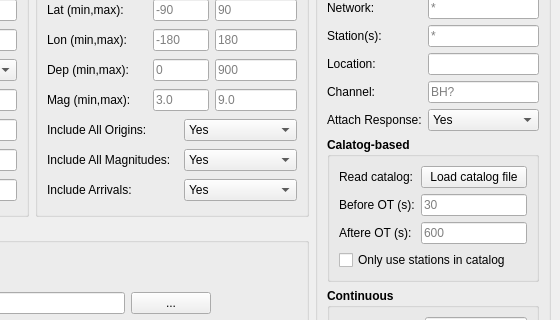
Qt form fdsnw.ui (saeedsltm/FDSNW-GUI) before a commit; both pictures show x 234 to 794 and y 198 to 518 of the 794 by 700 pixel window.
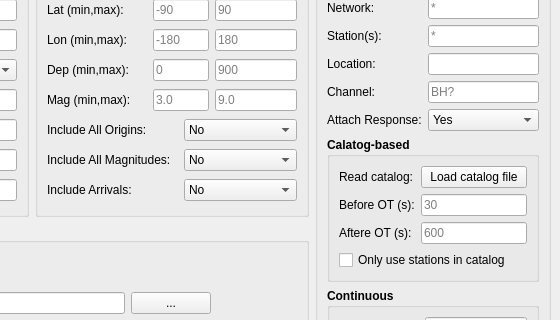
The same form after that commit. Icons and pictures are not drawn.

```diff
--- a/fdsnw.ui
+++ b/fdsnw.ui
@@ -768,9 +768,12 @@
            <bold>false</bold>
           </font>
          </property>
+         <property name="currentText">
+          <string>No</string>
+         </property>
          <item>
           <property name="text">
-           <string>Yes</string>
+           <string>No</string>
           </property>
          </item>
          <item>
@@ -801,9 +804,12 @@
            <bold>false</bold>
           </font>
          </property>
+         <property name="currentText">
+          <string>No</string>
+         </property>
          <item>
           <property name="text">
-           <string>Yes</string>
+           <string>No</string>
           </property>
          </item>
          <item>
@@ -834,9 +840,12 @@
            <bold>false</bold>
           </font>
          </property>
+         <property name="currentText">
+          <string>No</string>
+         </property>
          <item>
           <property name="text">
-           <string>Yes</string>
+           <string>No</string>
           </property>
          </item>
          <item>
```
Left out of the diff: 6 changed lines with no effect on the pictures.
